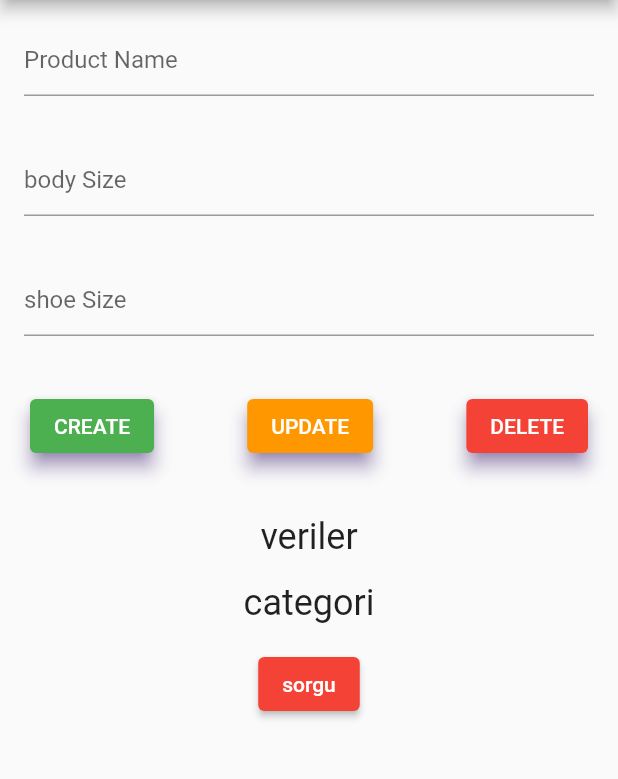
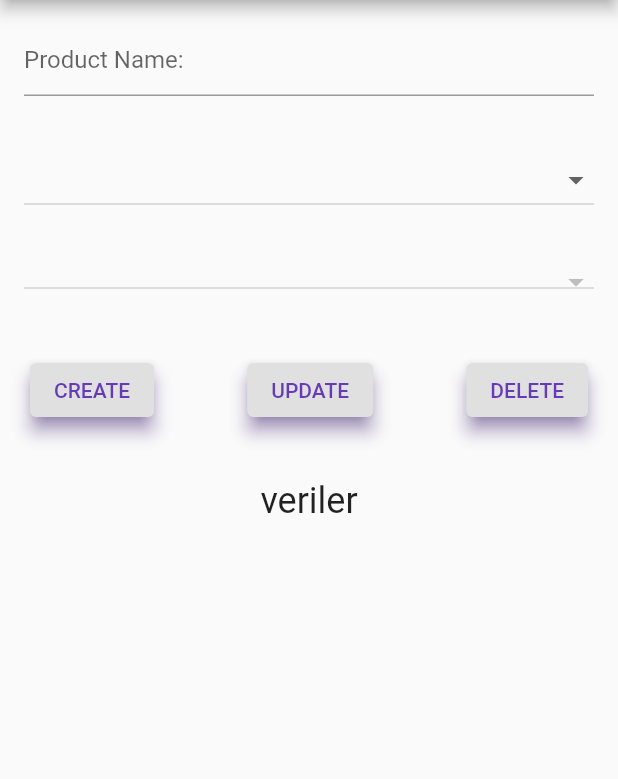
Before and after one commit to BusraYorulmaz/flutter-ecommerce-project, a Flutter app: the AdminHomePage screen opened directly, on a phone screen of 412 x 824 dp, the part 84-863 px from its top. Run offline on Flutter 3.47's test engine with Material 2 defaults, Android fonts, the phone set to English and light mode, and no system bars; our stand-ins replace animated_splash_screen, cloud_firestore, firebase_auth, firebase_core, firebase_storage, get and 2 more; accounts and stored records are empty.

Commit message:
was updated

```diff
--- a/eticaret_project/lib/ceviri.dart
+++ b/eticaret_project/lib/ceviri.dart
@@ -11,8 +11,8 @@ class Messages extends Translations {
           "admin_login": "Admin  Login",
           "continue_without_login": "Continue Without Login",
           "your_informaiton": "YOUR INFORMATION",
-          "bodySize": "body Size",
-          "shoeSize": "shoe Size",
+          "bodySize": "Body Size",
+          "shoeSize": "Shoe Size",
           "okey": "OKEY",
           "userPage": "USER PAGE",
           "adminPage": "ADMIN PAGE",
@@ -25,17 +25,23 @@ class Messages extends Translations {
           "sıgnIn": "SIGIN IN",
           "adminLogin": "ADMIN LOGIN",
           "adminPanel": "ADMIN PANEL",
-          "urunName": "Product Name",
+          "urunName": "Product Name: ",
           "create": "CREATE",
           "update": "UPDATE",
           "delete": "DELETE",
-          "product_added":"Product added",
-          "product_updated":"Product updated",
-          "product_deleted":"Product deleted",
-          "kategori": "categori",
+          "product_added":"Product Added",
+          "product_updated":"Product Updated",
+          "product_deleted":"Product Deleted",
+          "kategori": "Categori: ",
           "home ": "Home",
           "admin": "Admin",
-          "exit": "Exit"
+          "exit": "Exit",
+          "size":"Size: ",
+          "bodysec":"Clothes",
+          "shoesec":"Shoes"
+
+
+
         },
         'tr_TR': {
           "title": "MUTLU ALIŞVERİŞ",
@@ -70,7 +76,11 @@ class Messages extends Translations {
           "kategori": "Kategori: ",
           "home ": "Ana Sayfa",
           "admin": "Yönetici",
-          "exit": "Çıkış"
+          "exit": "Çıkış",
+          "size":"Numara: ",
+          "bodysec":"Kıyafet",
+          "shoesec":"Ayakkabı"
+
         }
       };
 }
--- a/eticaret_project/lib/pages/adminPages/admin_home.dart
+++ b/eticaret_project/lib/pages/adminPages/admin_home.dart
@@ -1,8 +1,10 @@
+import 'dart:convert';
 import 'package:cloud_firestore/cloud_firestore.dart';
 import 'package:eticaret_project/pages/adminPages/admin_login.dart';
 import 'package:firebase_storage/firebase_storage.dart';
 import 'package:flutter/material.dart';
 import 'package:get/get.dart';
+import 'package:snippet_coder_utils/FormHelper.dart';
 
 class AdminHomePage extends StatefulWidget {
   const AdminHomePage({Key? key}) : super(key: key);
@@ -19,31 +21,60 @@ class _AdminHomePageState extends State<AdminHomePage> {
   TextEditingController bodySize = TextEditingController();
   TextEditingController shoeSize = TextEditingController();
 
+  final List<String> bodyShoeSize = ['bodysec'.tr, 'shoesec'.tr];
+  final List<String> shoeSized = [
+    '35',
+    '36',
+    '37',
+    '38',
+    '39',
+    '40',
+    '41',
+    '42',
+    '43',
+    '44'
+  ];
+  final List<String> bodySized = [
+    'XSmall',
+    'Small',
+    'Medium',
+    'Large',
+    'XLarge',
+    'XX Large'
+  ];
+
+  String? selectedBodyorShoe;
+  String? selectedSize;
+  List<String> size = [];
+
   @override
   Widget build(BuildContext context) {
     var collection = _firestore.collection('urun');
     Stream<QuerySnapshot> docSnapShot = collection.snapshots();
 
-    ekleAdd(String urunName, String urunKategori, String bodySize,
-        String shoeSize) async {
+    ekleAdd(
+      String urunName,
+      String selectedBodyorShoe,
+      String bodySselectedSizeize,
+    ) async {
       Map<String, dynamic> _eklenecekVeri = <String, dynamic>{};
       _eklenecekVeri['isim'] = urunName;
-      _eklenecekVeri['kategori'] = urunKategori;
-      _eklenecekVeri['body'] = bodySize;
-      _eklenecekVeri['shoe'] = shoeSize;
+      _eklenecekVeri['kategori'] = selectedBodyorShoe;
+      _eklenecekVeri['size1'] = selectedSize;
 
       await _firestore.collection('urun').doc(urunName).set(_eklenecekVeri);
-
       createPopup();
     }
 
-    guncelleme(String urunName, String urunKategori, String bodySize,
-        String shoeSize) async {
+    guncelleme(
+      String urunName,
+      String selectedBodyorShoe,
+      String selectedSize,
+    ) async {
       await _firestore.collection('urun').doc(urunName).update({
         'isim': urunName,
-        'kategori': urunKategori,
-        'body': bodySize,
-        'shoe': shoeSize
+        'kategori': selectedBodyorShoe,
+        'size1': selectedSize
       });
       guncellePopup();
     }
@@ -52,15 +83,6 @@ class _AdminHomePageState extends State<AdminHomePage> {
         String shoeSize) async {
       await _firestore.collection('urun').doc(urunName).delete();
       silPopup();
-    }
-
-    queryingData() async {
-      var _userRef = _firestore.collection('urun');
-      var _sonuc = await _userRef.where('body', whereIn: ['38', '40']).get();
-
-      for (var urun in _sonuc.docs) {
-        debugPrint(urun.data().toString());
-      }
     }
 
     return Scaffold(
@@ -79,26 +101,46 @@ class _AdminHomePageState extends State<AdminHomePage> {
                 decoration: InputDecoration(hintText: "urunName".tr),
               ),
             ),
-            // Padding(
-            //   padding: const EdgeInsets.all(16.0),
-            //   child: TextField(
-            //     controller: urunKategori,
-            //     decoration: const InputDecoration(hintText: "Urun kategori"),
-            //   ),
-            // ),stream: _firestore.collection('urun').doc('kategori').snapshots(),
-
             Padding(
               padding: const EdgeInsets.all(16.0),
-              child: TextField(
-                controller: bodySize,
-                decoration: InputDecoration(hintText: "bodySize".tr),
+              child: DropdownButton<String>(
+                isExpanded: true,
+                value: selectedBodyorShoe,
+                items: bodyShoeSize.map((e) {
+                  return DropdownMenuItem<String>(
+                    value: e,
+                    child: Text('$e'),
+                  );
+                }).toList(),
+                onChanged: (val) {
+                  selectedSize = null;
+                  size = val == 'bodysec'.tr ? bodySized : shoeSized;
+                  setState(() {
+                    selectedBodyorShoe = val;
+                    print("Seçim: $val");
+                  });
+                },
               ),
             ),
+
+            //province
             Padding(
               padding: const EdgeInsets.all(16.0),
-              child: TextField(
-                controller: shoeSize,
-                decoration: InputDecoration(hintText: "shoeSize".tr),
+              child: DropdownButton<String>(
+                isExpanded: true,
+                value: selectedSize,
+                items: size.map((e) {
+                  return DropdownMenuItem<String>(
+                    value: e,
+                    child: Text('$e'),
+                  );
+                }).toList(),
+                onChanged: (valSize) {
+                  setState(() {
+                    selectedSize = valSize;
+                    print("Size: $valSize");
+                  });
+                },
               ),
             ),
             Padding(
@@ -108,26 +150,26 @@ class _AdminHomePageState extends State<AdminHomePage> {
                 children: [
                   ElevatedButton(
                     onPressed: () {
-                      ekleAdd(urunName.text, urunKategori.text, bodySize.text,
-                          shoeSize.text);
+                      ekleAdd(urunName.text, selectedBodyorShoe.toString(),
+                          selectedSize.toString());
                     },
                     child: Text("create".tr),
                     style: ElevatedButton.styleFrom(
-                      primary: Colors.green,
-                      onPrimary: Colors.white,
+                      primary: Colors.grey.shade300,
+                      onPrimary: Colors.deepPurple,
                       shadowColor: Colors.deepPurple,
                       elevation: 5,
                     ),
                   ),
                   ElevatedButton(
                     onPressed: () {
-                      guncelleme(urunName.text, urunKategori.text,
-                          bodySize.text, shoeSize.text);
+                      guncelleme(urunName.text, selectedBodyorShoe.toString(),
+                          selectedSize.toString());
                     },
                     child: Text("update".tr),
                     style: ElevatedButton.styleFrom(
-                      primary: Colors.orange,
-                      onPrimary: Colors.white,
+                      primary: Colors.grey.shade300,
+                      onPrimary: Colors.deepPurple,
                       shadowColor: Colors.deepPurple,
                       elevation: 5,
                     ),
@@ -139,8 +181,8 @@ class _AdminHomePageState extends State<AdminHomePage> {
                     },
                     child: Text("delete".tr),
                     style: ElevatedButton.styleFrom(
-                      primary: Colors.red,
-                      onPrimary: Colors.white,
+                      primary: Colors.grey.shade300,
+                      onPrimary: Colors.deepPurple,
                       shadowColor: Colors.deepPurple,
                       elevation: 5,
                     ),
@@ -182,14 +224,18 @@ class _AdminHomePageState extends State<AdminHomePage> {
                                       "kategori".tr + document['kategori'],
                                       style: const TextStyle(fontSize: 13),
                                     ),
+
+                                    //Text("Size" + document['size'],style: const TextStyle(fontSize: 13),),
+                                    //     Text("Size" + document['size']),
+
                                     Text(
-                                      "bodySize".tr + document['body'],
+                                      "size".tr + document['size1'],
                                       style: const TextStyle(fontSize: 13),
                                     ),
-                                    Text(
-                                      "shoeSize".tr + document['shoe'],
-                                      style: const TextStyle(fontSize: 13),
-                                    ),
+                                    // Text(
+                                    //   "shoeSize".tr + document['shoe'],
+                                    //   style: const TextStyle(fontSize: 13),
+                                    // ),
                                   ],
                                 ),
                               ),
@@ -198,18 +244,6 @@ class _AdminHomePageState extends State<AdminHomePage> {
                         );
                         // return Text("sd");
                       }),
-
-                  Padding(
-                    padding: const EdgeInsets.all(16.0),
-                    child: Text('kategori'.tr,
-                        style: TextStyle(fontSize: 24)),
-                  ),
-
-                  ElevatedButton(
-                    onPressed: () => queryingData(),
-                    child: Text("sorgu"),
-                    style: ElevatedButton.styleFrom(primary: Colors.red),
-                  ),
                 ],
               )),
             ),
@@ -222,13 +256,13 @@ class _AdminHomePageState extends State<AdminHomePage> {
   createPopup() => showDialog(
       context: context,
       builder: ((context) => SimpleDialog(
-            title:  Text('product_added'.tr, textAlign: TextAlign.center),
+            title: Text('product_added'.tr, textAlign: TextAlign.center),
             children: <Widget>[
               TextButton(
                   onPressed: () {
                     Navigator.pop(context);
                   },
-                  child:  Text('okey'.tr)),
+                  child: Text('okey'.tr)),
             ],
           )));
   guncellePopup() => showDialog(
@@ -240,7 +274,7 @@ class _AdminHomePageState extends State<AdminHomePage> {
                   onPressed: () {
                     Navigator.pop(context);
                   },
-                  child:  Text('okey'.tr)),
+                  child: Text('okey'.tr)),
             ],
           )));
   silPopup() => showDialog(
@@ -252,7 +286,7 @@ class _AdminHomePageState extends State<AdminHomePage> {
                   onPressed: () {
                     Navigator.pop(context);
                   },
-                  child:  Text('okey'.tr)),
+                  child: Text('okey'.tr)),
             ],
           )));
 }
@@ -325,7 +359,6 @@ class NavigationDrawer extends StatelessWidget {
               title: Text('admin'.tr),
               onTap: () {},
             ),
-
             ListTile(
               leading: Icon(Icons.arrow_back_sharp),
               title: Text('exit'.tr),
```
